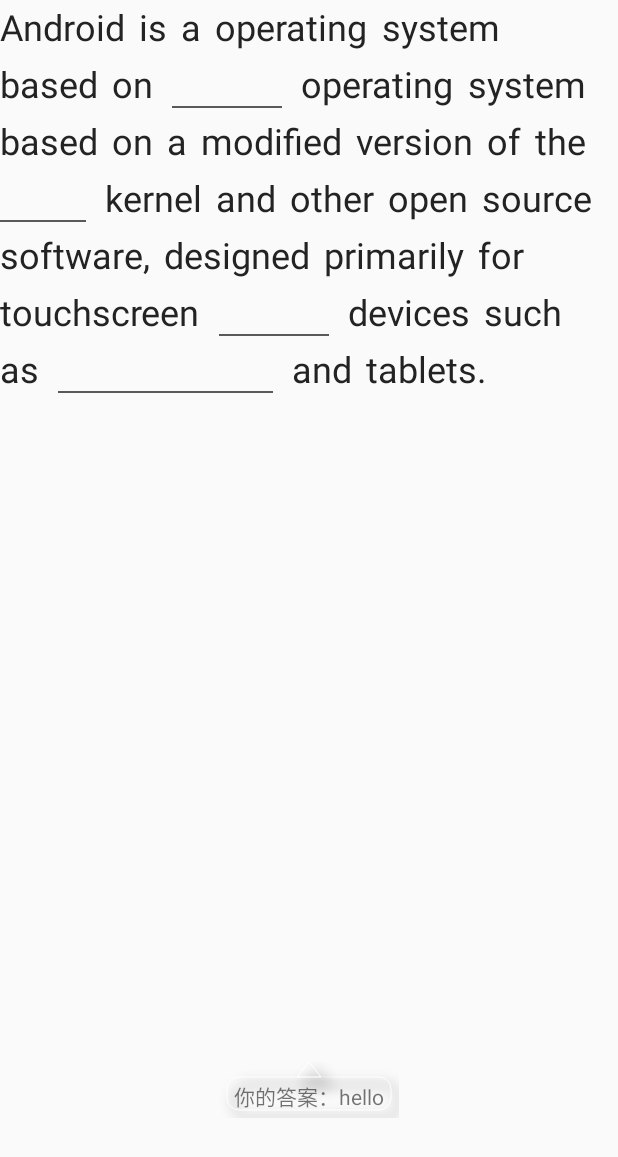
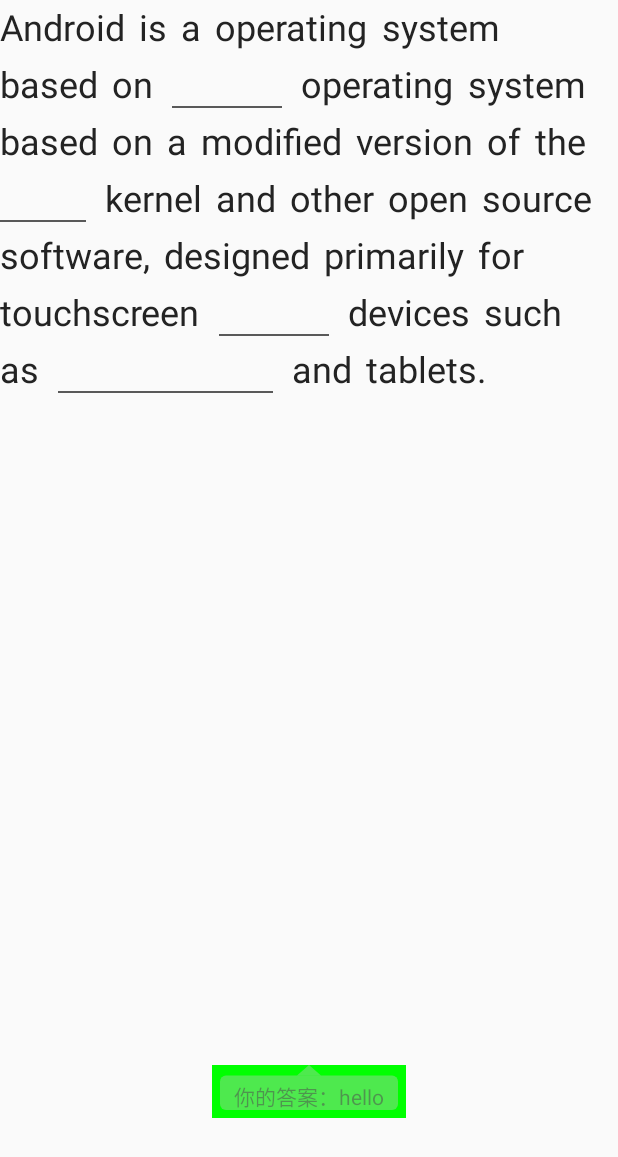
Before and after one commit to yibulaxi/DevNotes, an Android app: the screen it shows after launch (WordActivity), on a phone screen of 412 x 824 dp. Shown: the top 1157 px of the screen. Run offline under Robolectric (Android 15) with nearby library versions, the phone set to English and light mode, and no system bars.

Commit message:
自定义控件基础- 绘图基础学习- 更新

```diff
--- a/app/src/main/java/cn/kk/customview/widget/AlertView.kt
+++ b/app/src/main/java/cn/kk/customview/widget/AlertView.kt
@@ -21,20 +21,22 @@ private const val TAG = "AlertView"
 class AlertView(context: Context?, attrs: AttributeSet?) : TextView(context, attrs) {
     val paint: Paint = Paint(Paint.ANTI_ALIAS_FLAG)
     val rect: RectF = RectF()
-    val roundRX = ValueUtil.dp2px(8f)
-    val roundRY = ValueUtil.dp2px(8f)
+    val roundRX = ValueUtil.dp2px(4f)
+    val roundRY = ValueUtil.dp2px(4f)
 
     constructor(context: Context?) : this(context, null)
 
     init {
         paint.apply {
             style = Paint.Style.STROKE
-            setShadowLayer(10f,8f,8f,Color.BLACK)
         }
-        setPadding(ValueUtil.dp2pxInt(10f),ValueUtil.dp2pxInt(12f),ValueUtil.dp2pxInt(10f),ValueUtil.dp2pxInt(4f))
-        elevation = ValueUtil.dp2px(20f)
+        setPadding(ValueUtil.dp2pxInt(15f),
+            ValueUtil.dp2pxInt(10f),
+            ValueUtil.dp2pxInt(15f),
+            ValueUtil.dp2pxInt(4f))
+
         gravity = Gravity.START
-//        setBackgroundColor(Color.WHITE)
+        setBackgroundColor(Color.GREEN)
 
     }
 
@@ -47,11 +49,11 @@ class AlertView(context: Context?, attrs: AttributeSet?) : TextView(context, att
         // 绘制边框形状
         rect.left = 8f
         rect.right = width.toFloat() - 8
-        rect.top = ValueUtil.dp2px(10f)
+        rect.top = ValueUtil.dp2px(7f)
         rect.bottom = height.toFloat() - 8f
 
-        paint.style = Paint.Style.STROKE
-        paint.color = Color.WHITE
+        paint.style = Paint.Style.FILL_AND_STROKE
+        paint.color = Color.argb(100,200,200,200)
         canvas.drawRoundRect(rect, roundRX, roundRY, paint)
 
 
--- a/app/src/main/java/cn/kk/customview/widget/WordInputViewNew.kt
+++ b/app/src/main/java/cn/kk/customview/widget/WordInputViewNew.kt
@@ -115,8 +115,9 @@ class WordInputViewNew(context: Context?, attributeSet: AttributeSet?) :
         inputView = this
         inputViewWidth = width
         alertView = TextView(context).apply {
-            setBackgroundColor(Color.WHITE)
+//            setBackgroundColor(Color.WHITE)
             elevation = dp2px(4f)
+            setBackgroundResource(R.drawable.ic_alert_word_error_big)
         }
         wordUnderLinePaint.setColor(COLOR_SPACE_WORD_UNDER_LINE)
         wordUnderLinePaint.strokeWidth = WORD_SPACE_UNDER_LINE_THIN
@@ -605,7 +606,7 @@ class WordInputViewNew(context: Context?, attributeSet: AttributeSet?) :
             setX(alertViewStartX)
             setY(posY + currentFocusEditText!!.height + dp2px(10f)) // 不知道为什么高度不够，所以再加一次
 //            setBackgroundResource(R.drawable.rectange_corner)
-            setBackgroundResource(R.drawable.ic_alert_word_error_big) // 用这个背景，第一次没有文字，找不到原因
+//            setBackgroundResource(R.drawable.ic_alert_word_error_big) // 用这个背景，第一次没有文字，找不到原因
             gravity = Gravity.CENTER_VERTICAL
 
             val myLayoutParams = LayoutParams(
--- a/build.gradle
+++ b/build.gradle
@@ -6,7 +6,7 @@ buildscript {
         jcenter()
     }
     dependencies {
-        classpath 'com.android.tools.build:gradle:4.1.3'
+        classpath 'com.android.tools.build:gradle:4.0.1'
         classpath "org.jetbrains.kotlin:kotlin-gradle-plugin:$kotlin_version"
 
         // NOTE: Do not place your application dependencies here; they belong
--- a/elementary/src/main/java/cn/kk/elementary/chapter1/ViewActivity.kt
+++ b/elementary/src/main/java/cn/kk/elementary/chapter1/ViewActivity.kt
@@ -4,7 +4,7 @@ import android.os.Bundle
 import androidx.appcompat.app.AppCompatActivity
 import cn.kk.elementary.R
 
-class ViewActivity: AppCompatActivity() {
+class ViewActivity : AppCompatActivity() {
 
     override fun onCreate(savedInstanceState: Bundle?) {
         super.onCreate(savedInstanceState)
--- a/elementary/src/main/res/layout/activity_view.xml
+++ b/elementary/src/main/res/layout/activity_view.xml
@@ -4,7 +4,7 @@
     android:layout_height="match_parent"
     android:orientation="vertical">
 
-    <cn.kk.elementary.chapter1.path.BasicTriangleView
+    <cn.kk.elementary.chapter1.path.BasicArcView
         android:layout_width="match_parent"
         android:layout_height="match_parent" />
 
```
Also changed, not shown: app/src/main/res/drawable/alert_window.xml (added, +20 -0 lines), elementary/src/main/java/cn/kk/elementary/chapter1/path/BasicArcView.kt (added, +65 -0 lines), gradle/wrapper/gradle-wrapper.properties, 4 other files.
